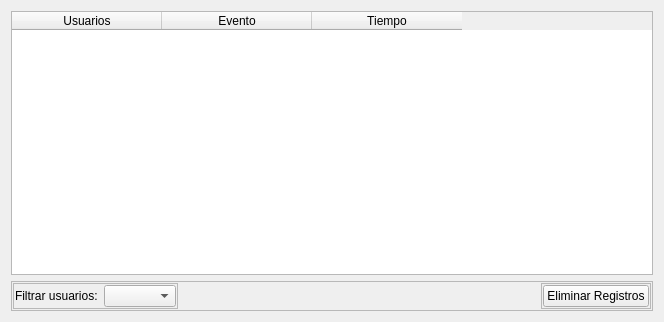
Above: transporte_ucv_harvester/logreporter.ui from BlastDV/compusciens-ucv-transporte-harvester before the change. Below: the same form after it.
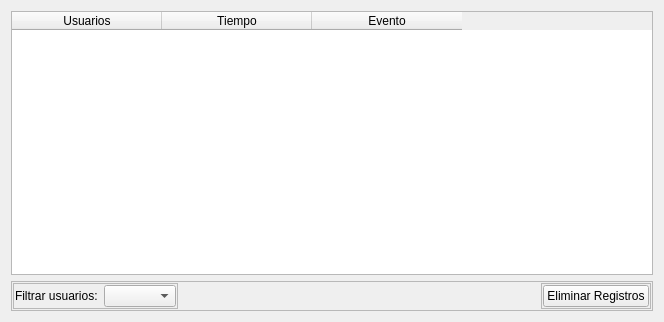
That is the form after the change.

Diff of the .ui file:
```diff
--- a/transporte_ucv_harvester/logreporter.ui
+++ b/transporte_ucv_harvester/logreporter.ui
@@ -44,12 +44,12 @@
      </column>
      <column>
       <property name="text">
-       <string>Evento</string>
+       <string>Tiempo</string>
       </property>
      </column>
      <column>
       <property name="text">
-       <string>Tiempo</string>
+       <string>Evento</string>
       </property>
      </column>
     </widget>
```
